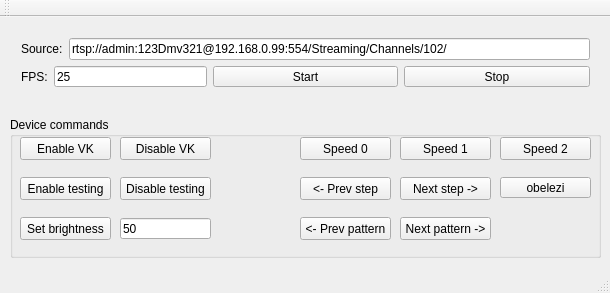
First picture: the form in mainwindow.ui, repository papa/DMV-Actual, before the edit.
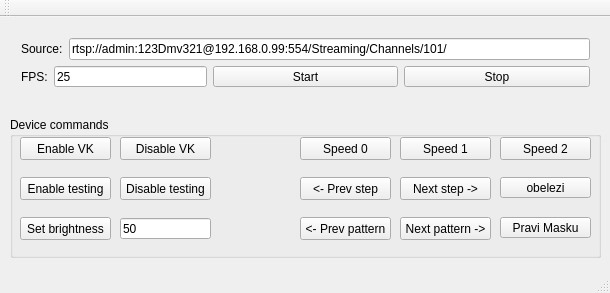
Second picture: the form after the edit.

Diff of the .ui file:
```diff
--- a/mainwindow.ui
+++ b/mainwindow.ui
@@ -36,7 +36,7 @@
        <item>
         <widget class="QLineEdit" name="sourceLineEdit">
          <property name="text">
-          <string>rtsp://admin:123Dmv321@192.168.0.99:554/Streaming/Channels/102/</string>
+          <string>rtsp://admin:123Dmv321@192.168.0.99:554/Streaming/Channels/101/</string>
          </property>
         </widget>
        </item>
@@ -292,6 +292,19 @@
       <string>obelezi</string>
      </property>
     </widget>
+    <widget class="QPushButton" name="praviMaskuBtn">
+     <property name="geometry">
+      <rect>
+       <x>490</x>
+       <y>100</y>
+       <width>91</width>
+       <height>21</height>
+      </rect>
+     </property>
+     <property name="text">
+      <string>Pravi Masku</string>
+     </property>
+    </widget>
    </widget>
   </widget>
   <widget class="QMenuBar" name="menuBar">
```
